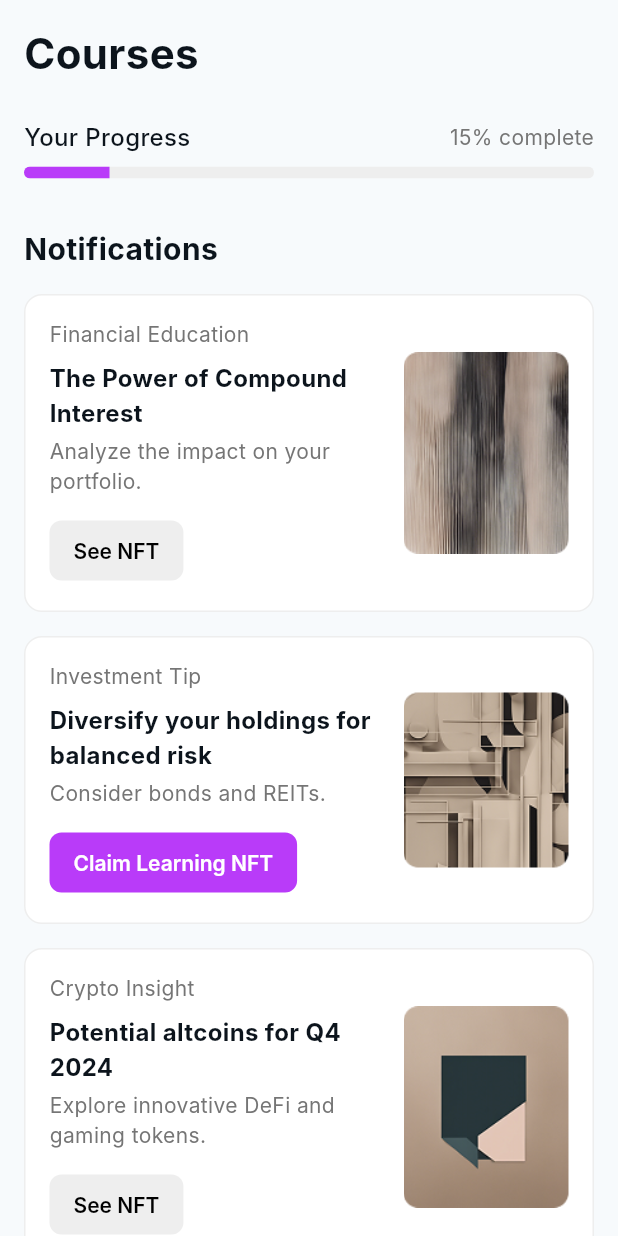
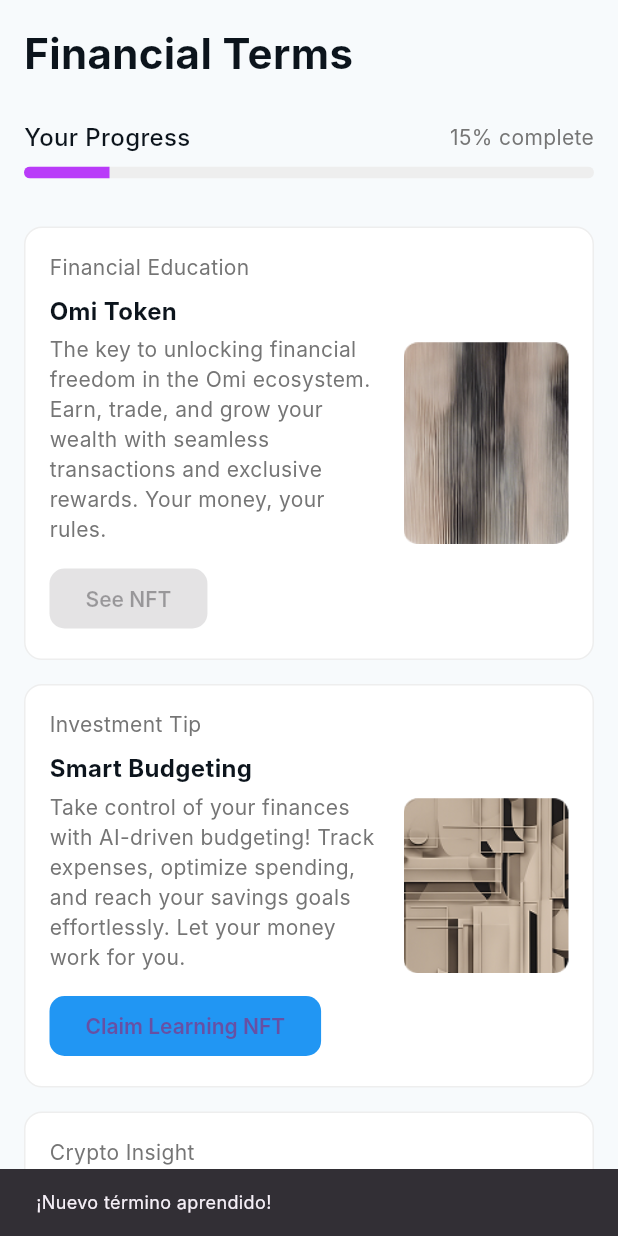
Before and after one commit to ricardocaste/finmentor, a Flutter app: the CoursesPage screen opened directly, after a tap on "Claim Learning NFT", on a phone screen of 412 x 824 dp. Run offline on Flutter 3.47's test engine with Material 3 defaults, Android fonts, the light colour scheme and no system bars; our stand-ins replace adaptive_theme, bloc, cloud_firestore, equatable, firebase_auth, firebase_core and 8 more; accounts and stored records are empty; Roboto replaces fonts that are missing (Inter); statements that could not run were skipped.

Commit message:
Claim Learning button with interaction Added financial terms

```diff
--- a/lib/di/di.dart
+++ b/lib/di/di.dart
@@ -14,6 +14,7 @@ import 'package:finmentor/presentation/bloc/authentication/authentication_cubit.
 import 'package:finmentor/presentation/bloc/courses/courses_cubit.dart';
 import 'package:finmentor/presentation/bloc/user/user_cubit.dart';
 import 'package:finmentor/presentation/bloc/trophies/trophies_cubit.dart';
+import 'package:finmentor/presentation/bloc/terms/terms_cubit.dart';
 
 final getIt = GetIt.instance;
 Future<void> init() async {
@@ -34,4 +35,5 @@ Future<void> init() async {
       coursesRepository: getIt<CoursesRepository>(),
     ),
   );
+  getIt.registerLazySingleton(() => TermsCubit());
 }
--- /dev/null
+++ b/lib/presentation/bloc/terms/terms_cubit.dart
@@ -0,0 +1,21 @@
+import 'package:flutter_bloc/flutter_bloc.dart';
+import 'package:shared_preferences/shared_preferences.dart';
+
+class TermsCubit extends Cubit<int> {
+  TermsCubit() : super(0) {
+    _loadTermsLearned();
+  }
+
+  Future<void> _loadTermsLearned() async {
+    final prefs = await SharedPreferences.getInstance();
+    final termsLearned = prefs.getInt('terms_learned') ?? 0;
+    emit(termsLearned);
+  }
+
+  Future<void> incrementTermsLearned() async {
+    final prefs = await SharedPreferences.getInstance();
+    final newCount = state + 1;
+    await prefs.setInt('terms_learned', newCount);
+    emit(newCount);
+  }
+}
--- a/lib/presentation/nav/nav_bar.dart
+++ b/lib/presentation/nav/nav_bar.dart
@@ -134,7 +134,7 @@ class NavBarState extends State<NavBar> {
                                         .color!,
                                     BlendMode.srcIn,
                                   )),
-                              title: Text('Courses',
+                              title: Text('Financial Terms',
                                   style:
                                       Theme.of(context).textTheme.bodyMedium),
                             ),
--- a/lib/presentation/nav/route_generator.dart
+++ b/lib/presentation/nav/route_generator.dart
@@ -3,6 +3,7 @@ import 'package:finmentor/infrastructure/services/navigation_service.dart';
 import 'package:finmentor/presentation/nav/nav_bar.dart';
 import 'package:finmentor/presentation/pages/splash/splash.dart';
 import 'package:finmentor/presentation/pages/notifications/notifications_page.dart';
+import 'package:finmentor/presentation/pages/detail/detail_page.dart';
 
 class RouteGenerator {
 
@@ -20,6 +21,8 @@ class RouteGenerator {
         return buildTransition(const NavBar(), settings: settings);
       case 'notifications':
         return buildTransition(const NotificationsPage(), settings: settings);
+      case 'detail':
+        return buildTransition(const DetailPage(), settings: settings);
       default:
         return _errorRoute();
     }
--- a/lib/presentation/pages/courses/courses_page.dart
+++ b/lib/presentation/pages/courses/courses_page.dart
@@ -1,7 +1,9 @@
 import 'package:finmentor/domain/models/course.dart';
 import 'package:finmentor/presentation/bloc/courses/courses_cubit.dart';
 import 'package:flutter/material.dart';
-
+import 'package:flutter_bloc/flutter_bloc.dart';
+import 'package:finmentor/presentation/bloc/terms/terms_cubit.dart';
+import 'package:finmentor/di/di.dart';
 
 class CoursesPage extends StatefulWidget {
   const CoursesPage({super.key});
@@ -10,11 +12,11 @@ class CoursesPage extends StatefulWidget {
 
   //final CoursesCubit coursesCubit;
   @override
-  State<CoursesPage> createState() => CoursesPageState();
+  State<CoursesPage> createState() => _CoursesPageState();
 }
 
-
-class CoursesPageState extends State<CoursesPage> {
+class _CoursesPageState extends State<CoursesPage> {
+  late final TermsCubit termsCubit = getIt<TermsCubit>();
 
   //late AudioPlayer _audioPlayer;
   List<Course> courses = [];
@@ -32,7 +34,12 @@ class CoursesPageState extends State<CoursesPage> {
 
   @override
   Widget build(BuildContext context) {
-    return _courses([]);
+    return BlocProvider.value(
+      value: termsCubit,
+      child: Scaffold(
+        body: _courses([]),
+      ),
+    );
   }
 
   Widget _courses(List<Course> courses) {
@@ -43,7 +50,7 @@ class CoursesPageState extends State<CoursesPage> {
           crossAxisAlignment: CrossAxisAlignment.start,
           children: [
             const Text(
-              'Courses',
+              'Financial Terms',
               style: TextStyle(
                 fontSize: 28,
                 fontWeight: FontWeight.bold,
@@ -85,14 +92,14 @@ class CoursesPageState extends State<CoursesPage> {
             ),
 
             const SizedBox(height: 32),
-            const Text(
-              'Notifications',
-              style: TextStyle(
-                fontSize: 20,
-                fontWeight: FontWeight.bold,
-              ),
-            ),
-            const SizedBox(height: 16),
+            // const Text(
+            //   'Notifications',
+            //   style: TextStyle(
+            //     fontSize: 20,
+            //     fontWeight: FontWeight.bold,
+            //   ),
+            // ),
+            // const SizedBox(height: 16),
 
             // Course Cards
             ListView(
@@ -101,16 +108,16 @@ class CoursesPageState extends State<CoursesPage> {
               children: [
                 _buildCourseCard(
                   category: 'Financial Education',
-                  title: 'The Power of Compound Interest',
-                  description: 'Analyze the impact on your portfolio.',
+                  title: 'Omi Token',
+                  description: 'The key to unlocking financial freedom in the Omi ecosystem. Earn, trade, and grow your wealth with seamless transactions and exclusive rewards. Your money, your rules.',
                   buttonText: 'See NFT',
                   imagePath: 'assets/images/course1.png',
                 ),
                 const SizedBox(height: 16),
                 _buildCourseCard(
                   category: 'Investment Tip',
-                  title: 'Diversify your holdings for balanced risk',
-                  description: 'Consider bonds and REITs.',
+                  title: 'Smart Budgeting ',
+                  description: 'Take control of your finances with AI-driven budgeting! Track expenses, optimize spending, and reach your savings goals effortlessly. Let your money work for you.',
                   buttonText: 'Claim Learning NFT',
                   imagePath: 'assets/images/course2.png',
                   isSpecialButton: true,
@@ -118,9 +125,9 @@ class CoursesPageState extends State<CoursesPage> {
                 const SizedBox(height: 16),
                 _buildCourseCard(
                   category: 'Crypto Insight',
-                  title: 'Potential altcoins for Q4 2024',
-                  description: 'Explore innovative DeFi and gaming tokens.',
-                  buttonText: 'See NFT',
+                  title: 'AI-Powered Investing',
+                  description: 'Invest smarter, not harder! Our AI analyzes market trends to help you diversify and maximize returns. Say goodbye to guesswork and hello to financial growth.',
+                  buttonText: 'Claim Learning NFT',
                   imagePath: 'assets/images/course3.png',
                 ),
               ],
@@ -139,9 +146,11 @@ class CoursesPageState extends State<CoursesPage> {
     required String imagePath,
     bool isSpecialButton = false,
   }) {
-    return Container(
-      padding: const EdgeInsets.all(16),
-      decoration: BoxDecoration(
+    return GestureDetector(
+      onTap: () => Navigator.of(context).pushNamed('detail'),
+      child: Container(
+        padding: const EdgeInsets.all(16),
+        decoration: BoxDecoration(
         color: Colors.white,
         borderRadius: BorderRadius.circular(12),
         border: Border.all(color: Colors.grey[200]!),
@@ -177,18 +186,7 @@ class CoursesPageState extends State<CoursesPage> {
                   ),
                 ),
                 const SizedBox(height: 12),
-                ElevatedButton(
-                  onPressed: () {},
-                  style: ElevatedButton.styleFrom(
-                    backgroundColor: isSpecialButton ? const Color(0xFFB93BF9) : Colors.grey[200],
-                    foregroundColor: isSpecialButton ? Colors.white : Colors.black,
-                    padding: const EdgeInsets.symmetric(horizontal: 16, vertical: 8),
-                    shape: RoundedRectangleBorder(
-                      borderRadius: BorderRadius.circular(8),
-                    ),
-                  ),
-                  child: Text(buttonText),
-                ),
+                _buildButton(buttonText),
               ],
             ),
           ),
@@ -205,6 +203,26 @@ class CoursesPageState extends State<CoursesPage> {
           ),
         ],
       ),
+      ),
     );
   }
+
+  Widget _buildButton(String buttonText) {
+    return ElevatedButton(
+      onPressed: buttonText == 'Claim Learning NFT' ? _onClaimNFT : null,
+      child: Text(buttonText),
+    );
+  }
+
+  void _onClaimNFT() async {
+    await termsCubit.incrementTermsLearned();
+    if (mounted) {
+      ScaffoldMessenger.of(context).showSnackBar(
+        const SnackBar(
+          content: Text('¡Nuevo término aprendido!'),
+          duration: Duration(seconds: 2),
+        ),
+      );
+    }
+  }
 }
--- a/lib/presentation/pages/home/home_page.dart
+++ b/lib/presentation/pages/home/home_page.dart
@@ -1,11 +1,13 @@
 import 'dart:async';
 
 import 'package:flutter/material.dart';
+import 'package:flutter_bloc/flutter_bloc.dart';
 import 'package:finmentor/di/di.dart';
 import 'package:finmentor/domain/models/user.dart';
 import 'package:finmentor/infrastructure/utils.dart';
 import 'package:finmentor/presentation/bloc/user/user_cubit.dart';
 import 'package:finmentor/presentation/bloc/courses/courses_cubit.dart';
+import 'package:finmentor/presentation/bloc/terms/terms_cubit.dart';
 import 'package:finmentor/presentation/widgets/app_bar_widget.dart';
 import 'package:flutter_svg/svg.dart';
 import 'package:shared_preferences/shared_preferences.dart';
@@ -22,6 +24,7 @@ class HomePage extends StatefulWidget {
 
 class _HomePageState extends State<HomePage> {
   late final UserCubit userCubit = getIt<UserCubit>();
+  late final TermsCubit termsCubit = getIt<TermsCubit>();
   User? user;
 
   @override
@@ -42,7 +45,11 @@ class _HomePageState extends State<HomePage> {
 
   @override
   Widget build(BuildContext context) {
-    return Scaffold(
+    return MultiBlocProvider(
+      providers: [
+        BlocProvider.value(value: termsCubit),
+      ],
+      child: Scaffold(
         appBar: AppBarWidget(
           context: context,
           removeLeading: true,
@@ -72,7 +79,9 @@ class _HomePageState extends State<HomePage> {
               //const ProgressView()
             ],
           ),
-        ));
+        ),
+      ),
+    );
   }
 
   Widget mainView() {
@@ -89,8 +98,8 @@ class _HomePageState extends State<HomePage> {
               fontWeight: FontWeight.bold,
             ),
           ),
-          const SizedBox(height: 24),
-          _buildLearningProgress(),
+          // const SizedBox(height: 24),
+          // _buildLearningProgress(),
           const SizedBox(height: 24),
           _buildSummary(),
           const SizedBox(height: 24),
@@ -160,11 +169,11 @@ class _HomePageState extends State<HomePage> {
         Row(
           children: [
             Expanded(
-              child: _buildSummaryCard('Completed\nCourses', '5'),
+              child: _buildSummaryCard('Terms\nLearned', '5'),
             ),
             const SizedBox(width: 16),
             Expanded(
-              child: _buildSummaryCard('Time Spent\nLearning', '20 hours'),
+              child: _buildSummaryCard('Thropies\nEarned', '20'),
             ),
           ],
         ),
@@ -174,6 +183,43 @@ class _HomePageState extends State<HomePage> {
   }
 
   Widget _buildSummaryCard(String title, String value) {
+    if (title.contains('Terms')) {
+      return BlocBuilder<TermsCubit, int>(
+        builder: (context, termsCount) {
+          return Container(
+            padding: const EdgeInsets.all(25),
+            decoration: BoxDecoration(
+              borderRadius: BorderRadius.circular(12),
+              border: Border.all(
+                color: const Color(0xFFB93BF9),
+                width: 1,
+              ),
+            ),
+            child: Column(
+              crossAxisAlignment: CrossAxisAlignment.start,
+              children: [
+                Text(
+                  title,
+                  style: const TextStyle(
+                    fontSize: 16,
+                    fontWeight: FontWeight.w500,
+                    color: Color(0xFF0D141C),
+                  ),
+                ),
+                const SizedBox(height: 8),
+                Text(
+                  termsCount.toString(),
+                  style: const TextStyle(
+                    fontSize: 24,
+                    fontWeight: FontWeight.bold,
+                  ),
+                ),
+              ],
+            ),
+          );
+        },
+      );
+    }
     return Container(
       padding: const EdgeInsets.all(25),
       decoration: BoxDecoration(
@@ -191,7 +237,7 @@ class _HomePageState extends State<HomePage> {
             style: const TextStyle(
               fontSize: 16,
               fontWeight: FontWeight.w500,
-              color:  Color(0xFF0D141C),
+              color: Color(0xFF0D141C),
             ),
           ),
           const SizedBox(height: 8),
@@ -212,17 +258,19 @@ class _HomePageState extends State<HomePage> {
       crossAxisAlignment: CrossAxisAlignment.start,
       children: [
         const Text(
-          'Today\'s Recommendation',
+          'Last Term from Omi',
           style: TextStyle(
             fontSize: 20,
             fontWeight: FontWeight.bold,
           ),
         ),
         const SizedBox(height: 16),
-        Container(
-          decoration: BoxDecoration(
-            color: Colors.white,
-            borderRadius: BorderRadius.circular(12),
+        GestureDetector(
+          onTap: () => Navigator.of(context).pushNamed('detail'),
+          child: Container(
+            decoration: BoxDecoration(
+              color: Colors.white,
+              borderRadius: BorderRadius.circular(12),
              boxShadow: [
               BoxShadow(
                 color: Colors.grey.withValues(alpha: .1),
@@ -257,7 +305,7 @@ class _HomePageState extends State<HomePage> {
                   crossAxisAlignment: CrossAxisAlignment.start,
                   children: const [
                     Text(
-                      'Introduction to DeFi',
+                      'Omi Token',
                       style: TextStyle(
                         fontSize: 18,
                         fontWeight: FontWeight.bold,
@@ -265,24 +313,25 @@ class _HomePageState extends State<HomePage> {
                     ),
                     SizedBox(height: 8),
                     Text(
-                      'Learn about decentralized finance and its potential impact on the future of finance.',
+                      'The key to unlocking financial freedom in the Omi ecosystem. Earn, trade, and grow your wealth with seamless transactions and exclusive rewards. Your money, your rules.',
                       style: TextStyle(
                         fontSize: 14,
                         color: Colors.grey,
                       ),
                     ),
                     SizedBox(height: 8),
-                    Text(
-                      '3 modules',
-                      style: TextStyle(
-                        fontSize: 14,
-                        color: Colors.grey,
-                      ),
-                    ),
+                    // Text(
+                    //   '3 modules',
+                    //   style: TextStyle(
+                    //     fontSize: 14,
+                    //     color: Colors.grey,
+                    //   ),
+                    // ),
                   ],
                 ),
               ),
-            ],
+              ],
+            ),
           ),
         ),
       ],
@@ -301,8 +350,8 @@ class _HomePageState extends State<HomePage> {
           ),
         ),
         const SizedBox(height: 16),
-        _buildActionItem(Icons.add_circle_outline, 'Start New Course'),
-        _buildActionItem(Icons.menu_book_outlined, 'View Course Catalog'),
+        _buildActionItem(Icons.add_circle_outline, 'New Term'),
+        _buildActionItem(Icons.menu_book_outlined, 'View Terms'),
         _buildActionItem(Icons.quiz_outlined, 'Practice Quizzes'),
       ],
     );
--- a/lib/presentation/pages/notifications/notifications_page.dart
+++ b/lib/presentation/pages/notifications/notifications_page.dart
@@ -102,12 +102,12 @@ class _NotificationsPageState extends State<NotificationsPage> {
         separatorBuilder: (context, index) => const Divider(height: 1),
         itemBuilder: (context, index) {
           final notification = notifications[index];
-          return ListTile(
+          return ListTile(onTap: () => Navigator.of(context).pushNamed('detail'),
             leading: Container(
               width: 40,
               height: 40,
               decoration: BoxDecoration(
-                color: Colors.grey.withOpacity(0.1),
+                color: Colors.grey.withValues(alpha: 0.1),
                 borderRadius: BorderRadius.circular(8),
               ),
               child: Icon(
```
Also changed, not shown: lib/presentation/pages/detail/detail_page.dart (added, +75 -0 lines), assets/images/nft1.png, pubspec.yaml (line endings or trailing spaces), 1 other file.
